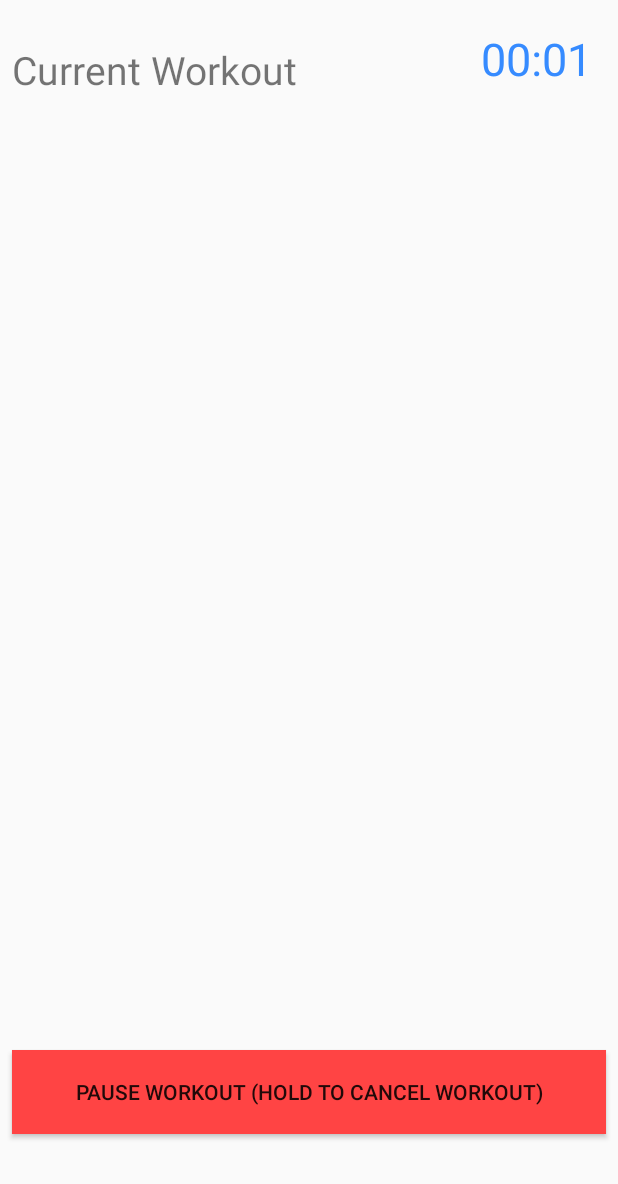
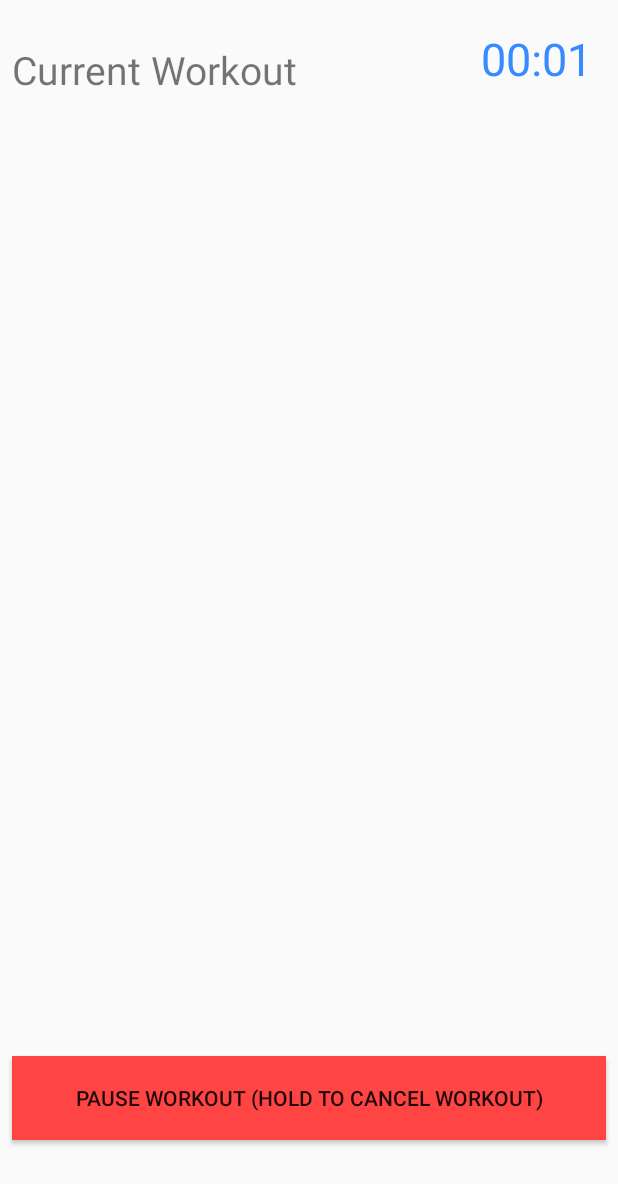
Before and after one commit to Albin1118/TDA367, an Android app: the fragment ActiveWorkoutFragment placed in its activity, after a tap on "START WORKOUT", on a phone screen of 412 x 824 dp. Shown: the top 1184 px of the screen. Run offline under Robolectric (Android 15) with nearby library versions, the phone set to English and light mode, and no system bars; 2 statements that could not run were skipped.

Commit message:
Small constraint fix

```diff
--- a/app/src/main/res/layout/fragment_active_workout.xml
+++ b/app/src/main/res/layout/fragment_active_workout.xml
@@ -87,7 +87,7 @@
         android:layout_marginStart="8dp"
         android:layout_marginTop="8dp"
         android:layout_marginEnd="8dp"
-        android:layout_marginBottom="12dp"
+        android:layout_marginBottom="8dp"
         android:background="@android:color/holo_red_light"
         android:text="Pause Workout (Hold to cancel workout)"
         app:layout_constraintBottom_toBottomOf="parent"
```
